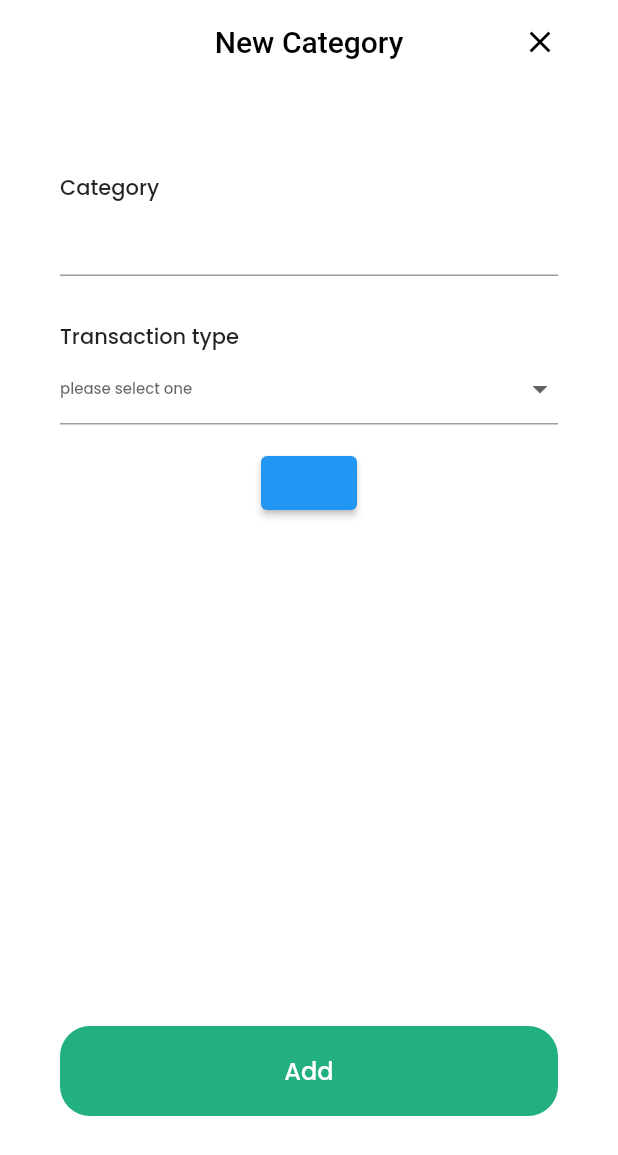
After one commit to cympati/PAOTUNG, a Flutter app: the NewCategory screen opened by its route, on a phone screen of 412 x 824 dp. The commit adds this screen. Shown: the top 1155 px of the screen. Run offline on Flutter 3.47's test engine with Material 2 defaults, Android fonts, the phone set to English and light mode, and no system bars; our stand-ins replace flutter_colorpicker, flutter_svg, hive, phosphor_flutter; missing offline and left inert: dart:html; accounts and stored records are empty.

Commit message:
add newcategorypage

```diff
--- a/frontend/lib/constants/route.dart
+++ b/frontend/lib/constants/route.dart
@@ -1,5 +1,5 @@
 import 'package:flutter/material.dart' as material;
-import 'package:paotung_frontend/screens/categorysetting/category_setting.dart';
+import 'package:paotung_frontend/screens/main/profile/newcategory.dart';
 import 'package:paotung_frontend/screens/main/profile/categorysetting.dart';
 import 'package:paotung_frontend/screens/splashscreen/splash.dart';
 import 'package:paotung_frontend/screens/welcome/onboarding.dart';
@@ -12,6 +12,7 @@ class RouteConstant {
       '/welcome': (_) => Onboarding(),
       '/mainpage': (_) => MainPage(),
       '/categorysetting': (_) => CategorySetting(),
+      '/newcategory': (_) => NewCategory(),
     };
   }
 }
--- /dev/null
+++ b/frontend/lib/screens/main/profile/newcategory.dart
@@ -0,0 +1,122 @@
+import 'package:flutter/material.dart';
+import 'package:paotung_frontend/constants/theme.dart';
+import 'package:paotung_frontend/screens/main/profile/categorysetting.dart';
+import 'package:paotung_frontend/widgets/category/categorycolormodel.dart';
+import 'package:paotung_frontend/widgets/common/button.dart';
+import 'package:paotung_frontend/widgets/common/customappbar.dart';
+import 'package:paotung_frontend/widgets/common/dropdownbuttonformfield.dart';
+import 'package:paotung_frontend/widgets/common/text_field.dart';
+import 'package:flutter_colorpicker/flutter_colorpicker.dart';
+
+class NewCategory extends StatefulWidget {
+  const NewCategory({Key? key}) : super(key: key);
+
+  @override
+  State<NewCategory> createState() => _NewCategoryState();
+}
+
+class _NewCategoryState extends State<NewCategory> {
+  Color mycolor = Colors.lightBlue;
+  var _categoryval;
+  List _types = ['Expense', 'Income'];
+  var _colorval;
+  List _categorycolor = [
+    'Red',
+    'Pink',
+    'Purple',
+    'Indigo',
+    'Light-blue',
+    'Teal',
+    'Green',
+    'Light-green',
+    'Lime',
+    'Yellow',
+    'Amber',
+    'Orange'
+  ];
+
+  @override
+  Widget build(BuildContext context) {
+    return Scaffold(
+      appBar: CloseAppBar(title: "New Category"),
+      body: Column(
+        children: [
+          SizedBox(
+            height: 40,
+          ),
+          textInputField(title: "Category", obscure: false),
+          DropdownButtons(
+            title: "Transaction type",
+            hinttext: "please select one",
+            value: _categoryval,
+            onChanged: (value) {
+              setState(() {
+                _categoryval = value;
+              });
+            },
+            item: _types.map((value) {
+              return DropdownMenuItem(
+                value: value,
+                child: Text(value),
+              );
+            }).toList(),
+          ),
+          ElevatedButton(
+            onPressed: () {
+              showDialog(context: context,
+              builder: (BuildContext context) {
+                return AlertDialog(
+                  title: Text('Pick a color!'),
+                  content: SingleChildScrollView(
+                    child: BlockPicker(
+                      pickerColor: mycolor,
+                      onColorChanged: (Color color) {
+                        setState(() {
+                          mycolor = color;
+                        });
+                      },
+                    ),
+                    ),
+                    actions: <Widget>[
+                      ElevatedButton(
+                         child: const Text('DONE'),
+                         onPressed: () {
+                           Navigator.of(context).pop();
+                         },
+                         )
+                    ],
+                  );
+
+              });
+            }, child: null,
+          ),
+          // DropdownButtons(
+          //   title: "Color",
+          //   hinttext: "please select one",
+          //   value: _colorval,
+          //   onChanged: (value) {
+          //     setState(() {
+          //       _colorval = value;
+          //     });
+          //   },
+          //   item: _categorycolor.map((value) {
+          //     return DropdownMenuItem(
+          //       value: value,
+          //       child: Text(value),
+          //     );
+          //   }).toList(),
+          // ),
+          Spacer(),
+          RoundedButton(
+              text: "Add",
+              onPressed: () {
+                Navigator.pushReplacement(context,
+                    MaterialPageRoute(builder: (context) => CategorySetting()));
+              },
+              color: AppColors.mainColor,
+              textColor: Colors.white)
+        ],
+      ),
+    );
+  }
+}
--- a/frontend/lib/widgets/category/category.dart
+++ b/frontend/lib/widgets/category/category.dart
@@ -10,7 +10,7 @@ class Category extends StatelessWidget {
   @override
   Widget build(BuildContext context) {
     return Padding(
-      padding: const EdgeInsets.symmetric(vertical: 12),
+      padding: const EdgeInsets.symmetric(horizontal: 40, vertical: 15),
       child: Row(
         children: [
           Row(
--- /dev/null
+++ b/frontend/lib/widgets/category/categorycolormodel.dart
@@ -0,0 +1,23 @@
+import 'package:flutter/cupertino.dart';
+
+class CategoryColor {
+  var title;
+  Color color;
+
+  CategoryColor({required this.title, required this.color});
+}
+
+List<CategoryColor> items = [
+  CategoryColor(title: "Red", color: Color(0xFFF44336)),
+  CategoryColor(title: "Pink", color: Color(0xFFE91E63)),
+  CategoryColor(title: "Purple", color: Color(0xFF9C27B0)),
+  CategoryColor(title: "Indigo", color: Color(0xFF3F51B5)),
+  CategoryColor(title: "Light-blue", color: Color(0xFF03A0F4)),
+  CategoryColor(title: "Teal", color: Color(0xFF009688)),
+  CategoryColor(title: "Green", color: Color(0xFF4CAF50)),
+  CategoryColor(title: "Light-green", color: Color(0xFF8BC34A)),
+  CategoryColor(title: "lime", color: Color(0xFFCDDC39)),
+  CategoryColor(title: "Yellow", color: Color(0xFFFFEB3B)),
+  CategoryColor(title: "Amber", color: Color(0xFFFFc107)),
+  CategoryColor(title: "Orange", color: Color(0xFFFF9800)),
+];
--- a/frontend/lib/widgets/category/textdefine.dart
+++ b/frontend/lib/widgets/category/textdefine.dart
@@ -3,12 +3,13 @@ import 'package:flutter/material.dart';
 class TextDefine extends StatelessWidget {
   final String text1;
   final String text2;
-  const TextDefine({Key? key, required this.text1, required this.text2}) : super(key: key);
+  const TextDefine({Key? key, required this.text1, required this.text2})
+      : super(key: key);
 
   @override
   Widget build(BuildContext context) {
     return Padding(
-      padding: const EdgeInsets.symmetric(vertical: 12),
+      padding: const EdgeInsets.symmetric(horizontal: 40, vertical: 12),
       child: Row(
         children: [Text(text1), const Spacer(), Text(text2)],
       ),
--- /dev/null
+++ b/frontend/lib/widgets/common/dropdownbuttonformfield.dart
@@ -0,0 +1,44 @@
+// ignore_for_file: prefer_typing_uninitialized_variables
+
+import 'package:flutter/material.dart';
+
+class DropdownButtons extends StatelessWidget {
+  final String title;
+  var item;
+  final onChanged;
+  final String hinttext;
+  var value;
+  DropdownButtons({
+    Key? key,
+    required this.title,
+    required this.item,
+    required this.onChanged,
+    required this.hinttext,
+    required this.value,
+  }) : super(key: key);
+
+  @override
+  Widget build(BuildContext context) {
+    return Container(
+      alignment: Alignment.centerLeft,
+      padding: EdgeInsets.symmetric(horizontal: 40, vertical: 15),
+      child: Form(
+        child: Column(
+          crossAxisAlignment: CrossAxisAlignment.start,
+          children: [
+            Text(title),
+            DropdownButtonFormField(
+              items: item,
+              onChanged: onChanged,
+              hint: Text(
+                hinttext,
+                style: TextStyle(fontSize: 10),
+              ),
+              value: value,
+            )
+          ],
+        ),
+      ),
+    );
+  }
+}
--- a/frontend/pubspec.yaml
+++ b/frontend/pubspec.yaml
@@ -39,6 +39,7 @@ dependencies:
   intl: ^0.17.0
   hive: ^2.1.0
   phosphor_flutter: ^1.4.0
+  flutter_colorpicker: ^1.0.3
 
 dev_dependencies:
   flutter_test:
```
Also changed, not shown: frontend/lib/screens/category/category_setting.dart (renamed from frontend/lib/screens/categorysetting/category_setting.dart), frontend/pubspec.lock.
